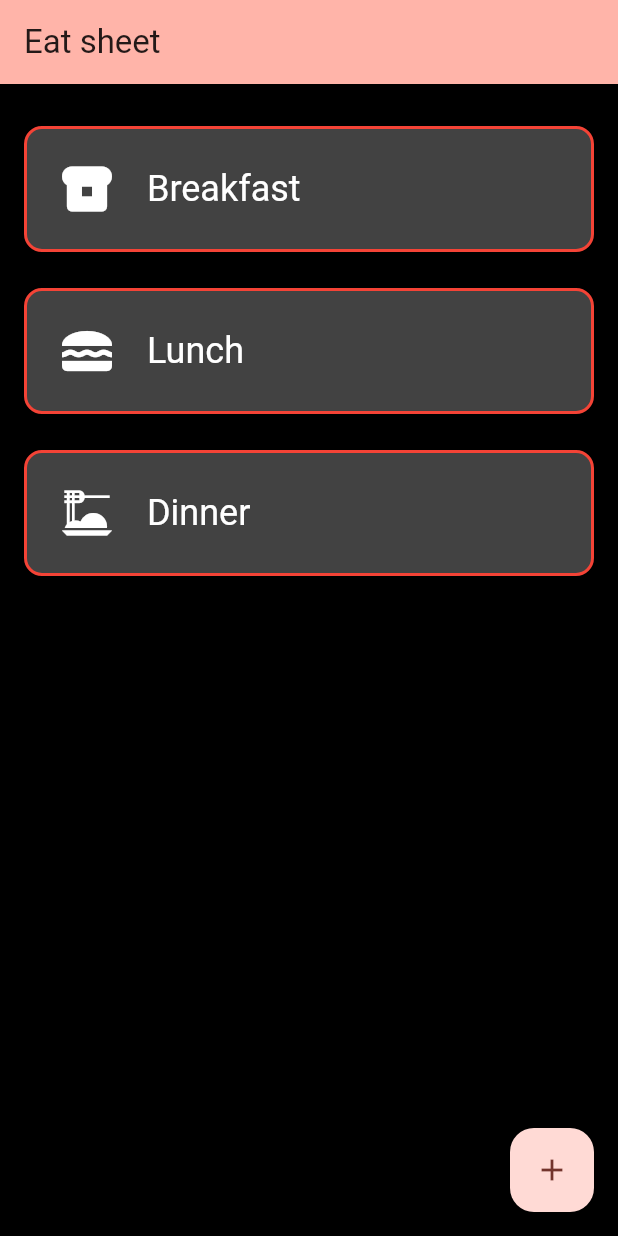
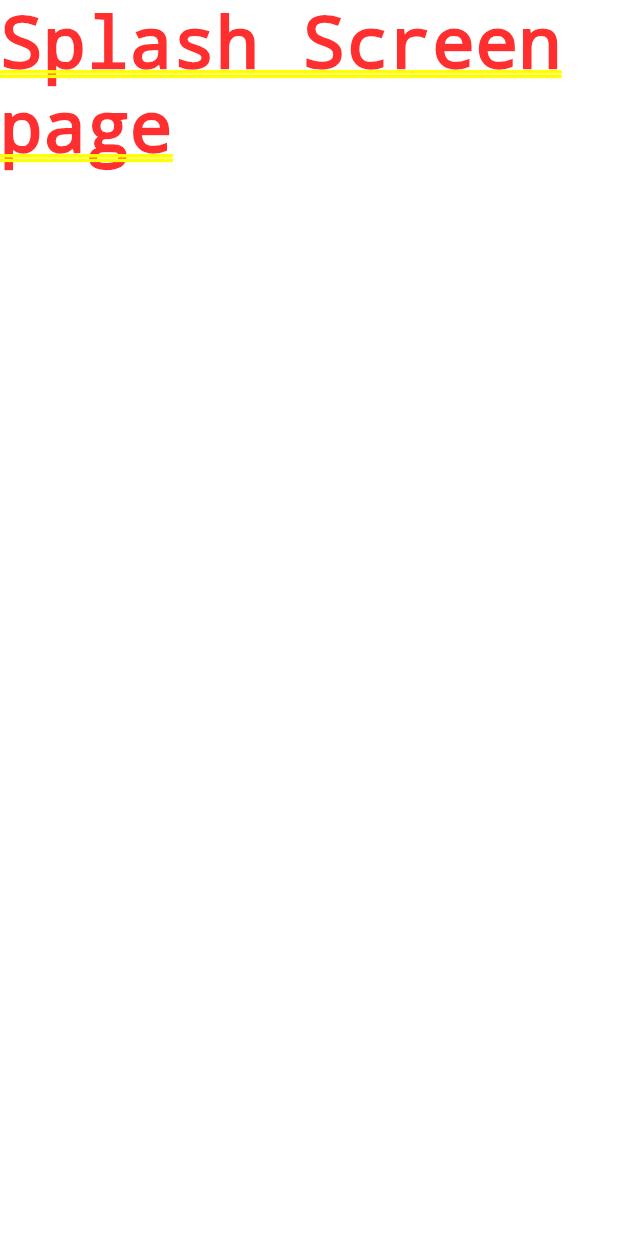
Before and after one commit to Alfredmwange/eat_sheet, a Flutter app: the screen it shows after launch, on a phone screen of 412 x 824 dp. Run offline on Flutter 3.47's test engine with Material 3 defaults, Android fonts, the phone set to English and light mode, and no system bars.

Commit message:
scalfolded the project

```diff
--- a/lib/main.dart
+++ b/lib/main.dart
@@ -1,3 +1,4 @@
+import 'package:eat_sheet/screens/splash_screen.dart';
 import 'package:flutter/material.dart';
 
 void main() {
@@ -11,111 +12,16 @@ class MyApp extends StatelessWidget {
   @override
   Widget build(BuildContext context) {
     return MaterialApp(
-      title: 'Flutter Demo',
+      title: 'Eat sheet',
+      debugShowCheckedModeBanner: false,
       theme: ThemeData(
-        scaffoldBackgroundColor: Colors.black,
-        colorScheme: ColorScheme.fromSeed(seedColor: Colors.red),
-        appBarTheme: const AppBarTheme(backgroundColor: Colors.black),
-        textTheme: const TextTheme(
-          bodyMedium: TextStyle(color: Colors.white),
-          bodySmall: TextStyle(color: Colors.white),
-          bodyLarge: TextStyle(color: Colors.white),
-          headlineMedium: TextStyle(color: Colors.white),
-          headlineSmall: TextStyle(color: Colors.white),
-          headlineLarge: TextStyle(color: Colors.white),
-          labelLarge: TextStyle(color: Colors.white),
-          titleLarge: TextStyle(color: Colors.white),
-          titleMedium: TextStyle(color: Colors.white),
-          titleSmall: TextStyle(color: Colors.white),
-        ),
+        primarySwatch: Colors.blue,
+        useMaterial3: true
       ),
-      home: const MyHomePage(title: 'Eat sheet'),
+      home: SplashScreen(),
+      routes: {
+        // '/home': (context) => HomeScreen(),
+      },
     );
   }
 }
-
-class MyHomePage extends StatefulWidget {
-  const MyHomePage({super.key, required this.title});
-
-  // This widget is the home page of your application. It is stateful, meaning
-  // that it has a State object (defined below) that contains fields that affect
-  // how it looks.
-
-  // This class is the configuration for the state. It holds the values (in this
-  // case the title) provided by the parent (in this case the App widget) and
-  // used by the build method of the State. Fields in a Widget subclass are
-  // always marked "final".
-
-  final String title;
-
-  @override
-  State<MyHomePage> createState() => _MyHomePageState();
-}
-
-class _MyHomePageState extends State<MyHomePage> {
-  void _incrementCounter() {
-    setState(() {
-      // This call to setState tells the Flutter framework that something has
-      // changed in this State, which causes it to rerun the build method below
-      // so that the display can reflect the updated values. If we changed
-      // _counter without calling setState(), then the build method would not be
-      // called again, and so nothing would appear to happen.
-    });
-  }
-
-  Widget _buildCategoryCard(BuildContext context, String title, IconData icon) {
-    return Container(
-      margin: const EdgeInsets.symmetric(vertical: 12.0),
-      padding: const EdgeInsets.all(20.0),
-      decoration: BoxDecoration(
-        color: Colors.grey[800],
-        borderRadius: BorderRadius.circular(12.0),
-        border: Border.all(color: Colors.red, width: 2),
-      ),
-      child: Row(
-        children: [
-          Icon(icon, color: Colors.white, size: 40),
-          const SizedBox(width: 20),
-          Text(title, style: Theme.of(context).textTheme.headlineSmall),
-        ],
-      ),
-    );
-  }
-
-  @override
-  Widget build(BuildContext context) {
-    // This method is rerun every time setState is called, for instance as done
-    // by the _incrementCounter method above.
-    //
-    // The Flutter framework has been optimized to make rerunning build methods
-    // fast, so that you can just rebuild anything that needs updating rather
-    // than having to individually change instances of widgets.
-    return Scaffold(
-      appBar: AppBar(
-        // TRY THIS: Try changing the color here to a specific color (to
-        // Colors.amber, perhaps?) and trigger a hot reload to see the AppBar
-        // change color while the other colors stay the same.
-        backgroundColor: Theme.of(context).colorScheme.inversePrimary,
-        // Here we take the value from the MyHomePage object that was created by
-        // the App.build method, and use it to set our appbar title.
-        title: Text(widget.title),
-      ),
-      body: Container(
-        padding: const EdgeInsets.all(16.0),
-        child: Column(
-          mainAxisAlignment: MainAxisAlignment.start,
-          children: [
-            _buildCategoryCard(context, 'Breakfast', Icons.breakfast_dining),
-            _buildCategoryCard(context, 'Lunch', Icons.lunch_dining),
-            _buildCategoryCard(context, 'Dinner', Icons.dinner_dining),
-          ],
-        ),
-      ),
-      floatingActionButton: FloatingActionButton(
-        onPressed: _incrementCounter,
-        tooltip: 'Increment',
-        child: const Icon(Icons.add),
-      ),
-    );
-  }
-}
--- /dev/null
+++ b/lib/screens/onboarding/onboarding_screen.dart
@@ -0,0 +1,15 @@
+import 'package:flutter/material.dart';
+
+class OnboardingScreen extends StatefulWidget {
+  const OnboardingScreen({super.key});
+
+  @override
+  State<OnboardingScreen> createState() => _OnboardingScreenState();
+}
+
+class _OnboardingScreenState extends State<OnboardingScreen> {
+  @override
+  Widget build(BuildContext context) {
+    return Text('Onboarding Screen');
+  }
+}
--- /dev/null
+++ b/lib/screens/splash_screen.dart
@@ -0,0 +1,15 @@
+import 'package:flutter/material.dart';
+
+class SplashScreen extends StatefulWidget {
+  const SplashScreen({super.key});
+
+  @override
+  State<SplashScreen> createState() => _SplashScreenState();
+}
+
+class _SplashScreenState extends State<SplashScreen> {
+  @override
+  Widget build(BuildContext context) {
+    return Text('Splash Screen page');
+  }
+}
```
Also changed, not shown: pubspec.yaml (+3 -4 lines), assets/images/logo.png (added), 2 other files.
